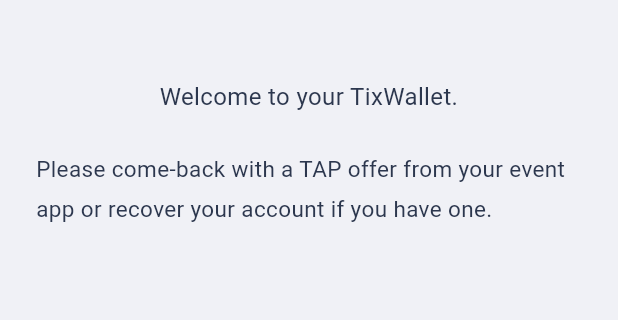
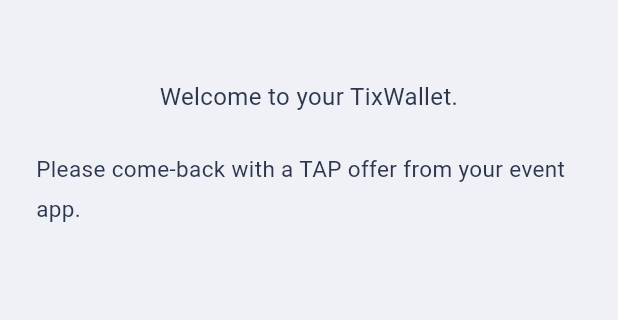
Before and after one commit to MKsKzWEPAST/tap_engagement_app, a Flutter app: the HomeScreen screen opened by its route, on a phone screen of 412 x 824 dp, the part 221-541 px from its top. Run offline on Flutter 3.47's test engine with Material 3 defaults, Android fonts, the phone set to English and light mode, and no system bars; our stand-ins replace bloc, built_collection, camera, envied, flutter_bloc, flutter_secure_storage and 9 more; missing offline and left inert: google_mlkit_barcode_scanning, google_mlkit_commons, persona_flutter, polygonid_flutter_sdk, scan, secure_application and 1 more; accounts and stored records are empty; generated files the repository leaves out were written again.

Commit message:
fix access when KYC not available + welcome message

```diff
--- a/minimal_example/lib/src/presentation/ui/home/widgets/home.dart
+++ b/minimal_example/lib/src/presentation/ui/home/widgets/home.dart
@@ -6,6 +6,7 @@
 import 'package:flutter/services.dart';
 import 'package:flutter_bloc/flutter_bloc.dart';
 import 'package:flutter_svg/flutter_svg.dart';
+import 'package:fluttertoast/fluttertoast.dart';
 import 'package:local_auth/local_auth.dart';
 import 'package:minimal_example/src/presentation/dependency_injection/dependencies_provider.dart';
 import 'package:minimal_example/src/presentation/navigations/routes.dart';
@@ -145,11 +146,9 @@
           if (snapshot.connectionState == ConnectionState.waiting) {
             return const CircularProgressIndicator(); // Display a loading indicator when waiting for data.
           } else if (snapshot.hasError) {
-            return Text(
-                'Error: ${snapshot.error}'); // Display an error message if an error occurs.
+            return Text('Error: ${snapshot.error}'); // Display an error message if an error occurs.
           } else if (!snapshot.hasData) {
-            return Text(
-                'No data available'); // Display a message when no data is available.
+            return const Text('No data available'); // Display a message when no data is available.
           } else {
             final fetched = snapshot.data ?? false;
             return Scaffold(
@@ -300,15 +299,7 @@
                                         CrossAxisAlignment.center,
                                     children: [
                                       state.identifier!.isNotEmpty
-                                          ? Text(
-                                              CustomStrings.homeHasWallet,
-                                              style: CustomTextStyles
-                                                  .descriptionTextStyle
-                                                  .copyWith(
-                                                      fontSize: 20,
-                                                      fontWeight:
-                                                          FontWeight.w700),
-                                            )
+                                          ? Container()
                                           : Text(
                                               CustomStrings.homeNoWallet,
                                               style: CustomTextStyles
@@ -361,6 +352,15 @@
           if (res != "") {
             Map<String, dynamic> jsonMap = jsonDecode(res);
             kyc_state = jsonMap["status"]!;
+          } else {
+            Fluttertoast.showToast(
+                msg: "App under maintenance, please try later.",
+                toastLength: Toast.LENGTH_SHORT,
+                gravity: ToastGravity.BOTTOM,
+                backgroundColor: Colors.red,
+                textColor: Colors.white,
+                fontSize: 16.0);
+            return;
           }
 
           Map<String, String> state = {
--- a/minimal_example/lib/utils/custom_strings.dart
+++ b/minimal_example/lib/utils/custom_strings.dart
@@ -10,9 +10,9 @@
   static const String loading = "Loading...";
   static const String homeIdentifierSectionPrefix =
       "identity.getDidIdentifier()\nIdentifier:";
-  static const String homeHasWallet = "Thank you for your purchase!";
+  static const String homeHasWallet = "Welcome to your TixWallet";
   static const String homeOwnsTAP = "Access your TAP below";
-  static const String homeNoWallet = "Please come-back with a TAP offer from your event app or recover your account if you have one.";
+  static const String homeNoWallet = "Please come-back with a TAP offer from your event app.";
   static const String homeButtonCTA = "Create identity\nidentity.addIdentity()";
   static const String homeNewTAP = "Get your TAP credential";
   static const String homeAccessTAP = "View TAP credential";
```
